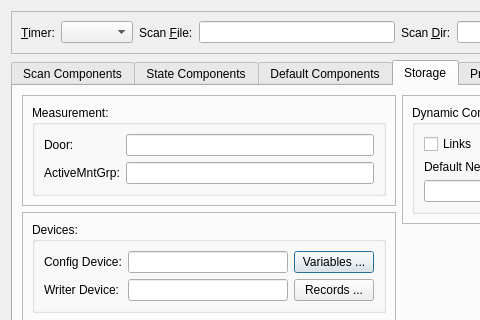
Before: the Qt Designer form nxselector/ui/selector.ui in nexdatas/nxselector, drawn with Qt 5; both pictures show x 0 to 480 and y 0 to 320 of the 798 by 502 pixel window.
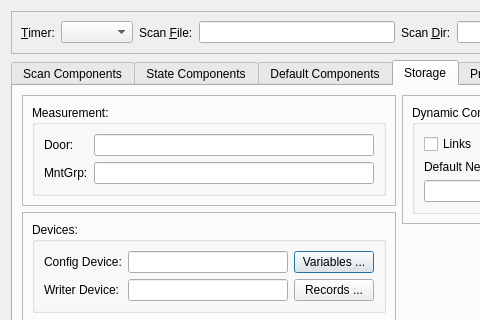
After: the same form once the commit is applied. The open tabs and pages were chosen to show the change.

Commit message: do not overwrite ActiveMntGrp

Patch:
```diff
--- a/nxselector/ui/selector.ui
+++ b/nxselector/ui/selector.ui
@@ -161,7 +161,7 @@
                    <item row="1" column="0">
                     <widget class="QLabel" name="mntGrpLabel">
                      <property name="text">
-                      <string>ActiveMntGrp:</string>
+                      <string>MntGrp:</string>
                      </property>
                      <property name="buddy">
                       <cstring>mntGrpLineEdit</cstring>
```
The commit also changes 1 other file.
